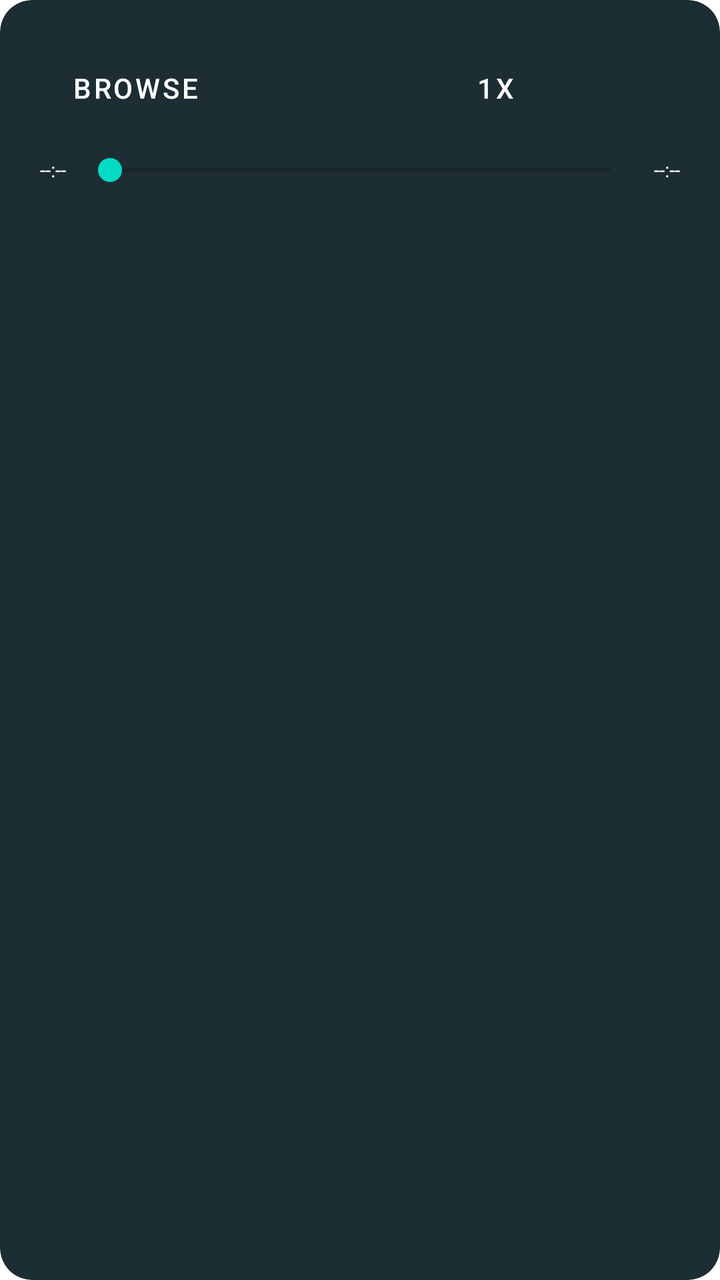
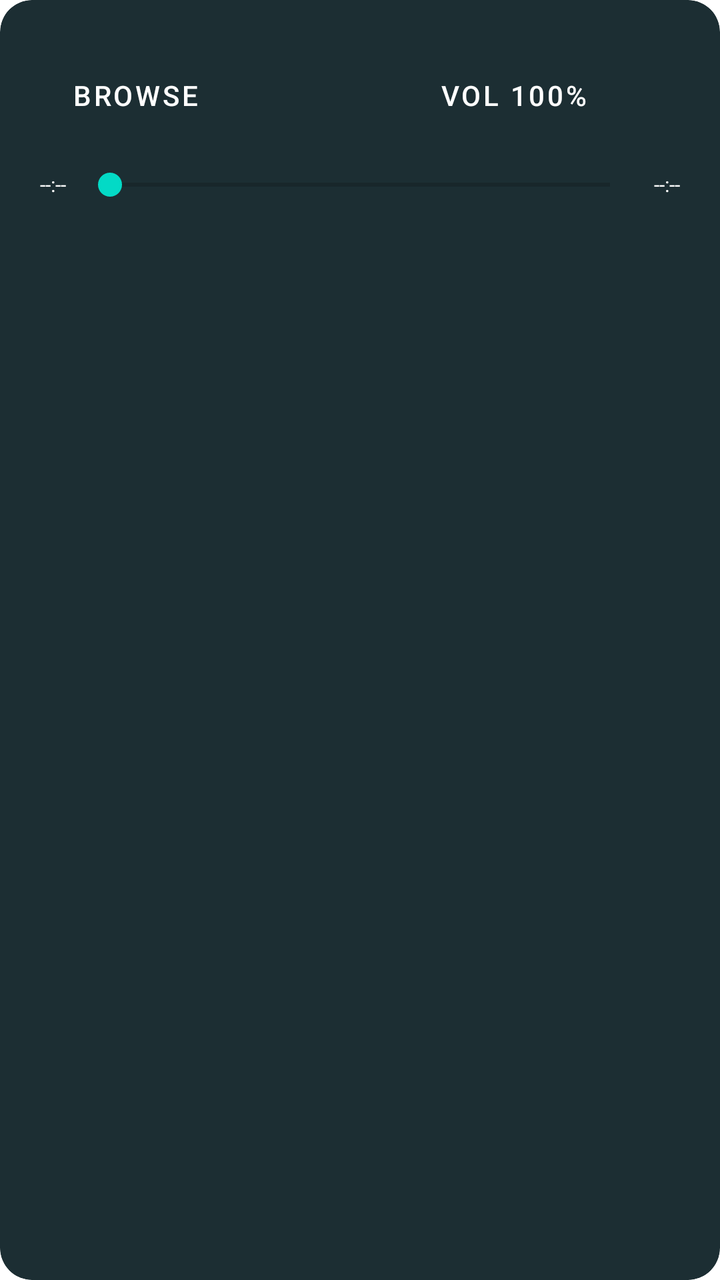

Compare the two renders of this Android layout. The source of the first and the diff that turns it into the second are given below.
<!-- AndroidManifest.xml: fallback theme Theme.MaterialComponents.DayNight.NoActionBar -->
<!-- res/layout/controls.xml -->
<?xml version="1.0" encoding="utf-8" ?>

<LinearLayout
  xmlns:android="http://schemas.android.com/apk/res/android"
  xmlns:app="http://schemas.android.com/apk/res-auto"
  android:layout_width="match_parent"
  android:layout_height="match_parent"
  android:orientation="vertical"
  android:background="@drawable/layout_bg"
  android:clipToOutline="true"
  android:padding="20dp"
>
  <LinearLayout
    android:layout_width="match_parent"
    android:layout_height="wrap_content"
    android:gravity="center"
    android:orientation="horizontal"
  >
    <Button
      android:id="@+id/browse_button"
      android:layout_width="wrap_content"
      android:layout_height="wrap_content"
      android:text="Browse"
      android:background="@android:color/transparent"
    />
    <Button
      android:id="@+id/back_button"
      android:layout_width="wrap_content"
      android:layout_height="wrap_content"
      android:drawableStart="@drawable/back"
      android:background="@android:color/transparent"
    />
    <Button
      android:id="@+id/speed_button"
      android:layout_width="wrap_content"
      android:layout_height="wrap_content"
      android:text="1x"
      android:background="@android:color/transparent"
    />
    <Button
      android:id="@+id/play_pause_button"
      android:layout_width="wrap_content"
      android:layout_height="wrap_content"
      android:drawableStart="@drawable/play"
      android:background="@android:color/transparent"
    />
    <Button
      android:id="@+id/forward_button"
      android:layout_width="wrap_content"
      android:layout_height="wrap_content"
      android:drawableStart="@drawable/forward"
      android:background="@android:color/transparent"
    />
  </LinearLayout>
  <LinearLayout
    android:layout_width="match_parent"
    android:layout_height="wrap_content"
    android:layout_marginTop="8dp"
    android:gravity="center_vertical"
    android:orientation="horizontal"
  >
    <TextView
      android:id="@+id/elapsed_time"
      android:layout_width="wrap_content"
      android:layout_height="wrap_content"
      android:text="--:--"
      android:textColor="@android:color/white"
      android:textSize="10sp"
    />
    <SeekBar
      style="@style/Widget.AppCompat.SeekBar"
      android:id="@+id/seek_bar"
      android:layout_width="0dp"
      android:layout_height="wrap_content"
      android:layout_weight="1"
      android:layout_marginHorizontal="6dp"
    />
    <TextView
      android:id="@+id/duration_time"
      android:layout_width="wrap_content"
      android:layout_height="wrap_content"
      android:text="--:--"
      android:textColor="@android:color/white"
      android:textSize="10sp"
    />
  </LinearLayout>
</LinearLayout>
<!-- resources referenced by this layout -->
<resources>
  <!-- drawable back: png bitmap (drawable, 252 bytes) -->
  <!-- drawable forward: png bitmap (drawable, 244 bytes) -->
  <!-- drawable layout_bg (drawable) -->
  <?xml version="1.0" encoding="UTF-8" ?>
  
  <shape xmlns:android="http://schemas.android.com/apk/res/android">
    <solid android:color="#FF1C2E33" />
    <corners android:radius="16dp" />
    <padding
      android:left="0dp"
      android:top="0dp"
      android:right="0dp"
      android:bottom="0dp"
    />
  </shape>
  <!-- drawable play: png bitmap (drawable, 246 bytes) -->
  <style name="Widget.AppCompat.SeekBar" parent="Base.Widget.AppCompat.SeekBar" />
</resources>

<!-- the commit's change to res/layout/controls.xml (unified diff, before → after) -->
@@ -28,6 +28,13 @@
       android:layout_width="wrap_content"
       android:layout_height="wrap_content"
       android:drawableStart="@drawable/back"
+      android:background="@android:color/transparent"
+    />
+    <Button
+      android:id="@+id/volume_button"
+      android:layout_width="wrap_content"
+      android:layout_height="wrap_content"
+      android:text="Vol 100%"
       android:background="@android:color/transparent"
     />
     <Button
